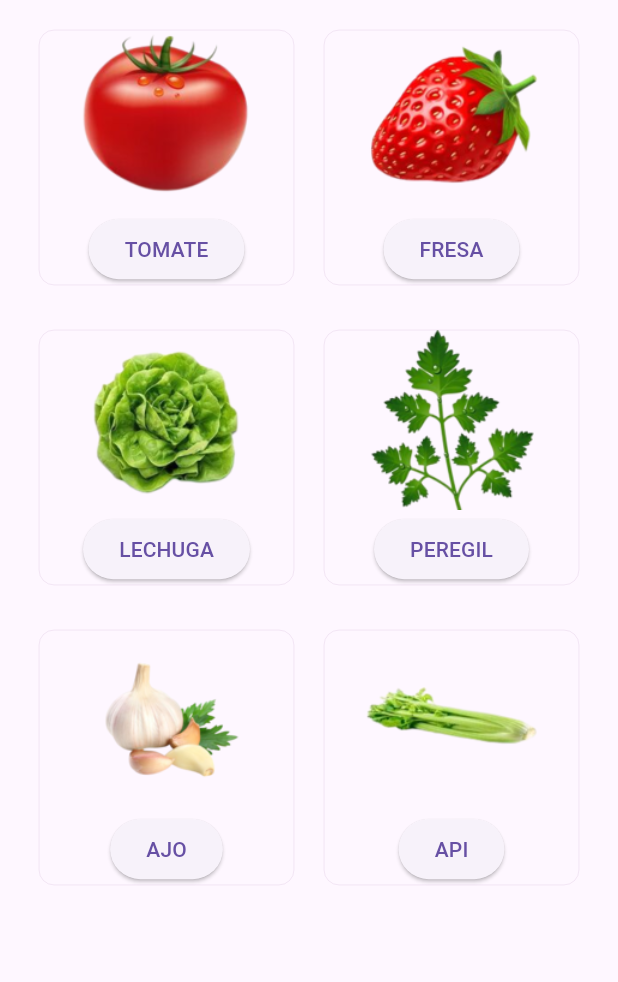
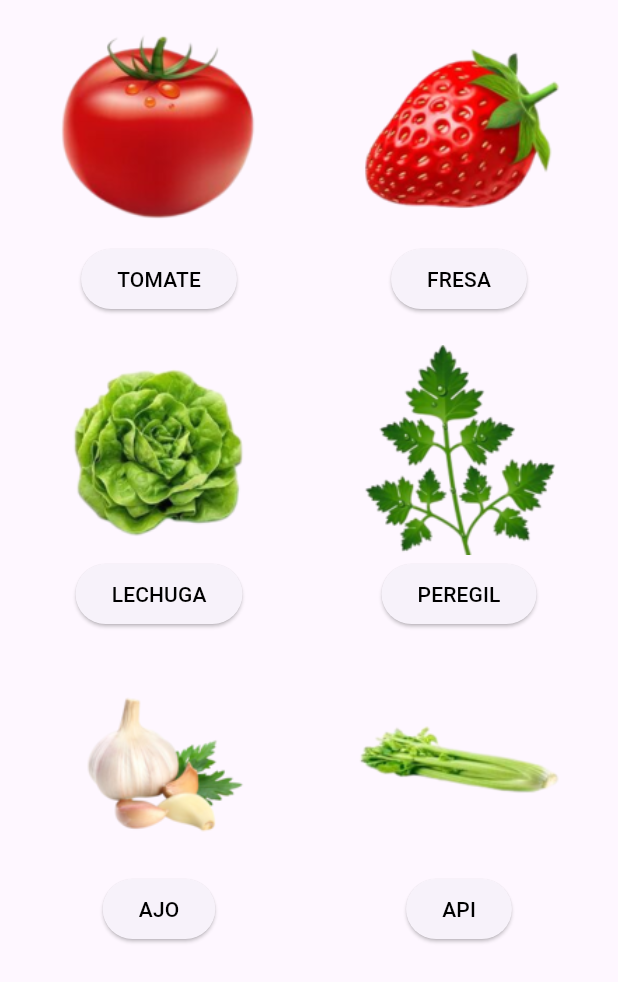
Before and after one commit to Daga07/proyectoA, a Flutter app: the PlantInformation widget shown alone on an empty page, opened directly, on a phone screen of 412 x 824 dp. Shown: the top 982 px of the screen. Run offline on Flutter 3.47's test engine with Material 3 defaults, Android fonts, the light colour scheme and no system bars.

Commit message:
FLEXIBLE LOS CONTENEDORES

```diff
--- a/lib/Menu/main.dart
+++ b/lib/Menu/main.dart
@@ -23,10 +23,12 @@ class Tower extends StatelessWidget {
   @override
   Widget build(BuildContext context) {
     return Expanded(
-      child: MaterialApp(
-        debugShowCheckedModeBanner: false,
-        theme: ThemeData(),
-        home: Menu(context),
+      child: Flexible(
+        child: MaterialApp(
+          debugShowCheckedModeBanner: false,
+          theme: ThemeData(),
+          home: Menu(context),
+        ),
       ),
     );
   }
--- a/lib/Plant/Plant.dart
+++ b/lib/Plant/Plant.dart
@@ -1,5 +1,7 @@
 // ignore_for_file: file_names
+import 'package:flutter/cupertino.dart';
 import 'package:flutter/material.dart';
+import 'package:flutter/widgets.dart';
 
 class Plant extends StatelessWidget {
   const Plant({super.key});
@@ -12,9 +14,11 @@ class Plant extends StatelessWidget {
             borderRadius: BorderRadius.circular(15),
             border: Border.all(
                 color: const Color.fromARGB(255, 51, 243, 33), width: 1)),
-        child: const Scaffold(
+        child: const Flexible(
+          child: Scaffold(
             body: Center(
               child: PlantInformation(),
+            ),
           ),
         ),
       ),
@@ -85,27 +89,21 @@ class _PlantInformationState extends State<PlantInformation> {
               Row(
                 mainAxisAlignment: MainAxisAlignment.center,
                 children: <Widget>[
-                  Container(
-                    width: 170,
-                    height: 170,
-                    decoration: BoxDecoration(
-                      borderRadius: BorderRadius.circular(10),
-                     border: Border.all(
-                            color: const Color.fromARGB(153, 117, 40, 128),
-                            width: 0.1),
-
-                    ),
+                  Flexible(
+                    child: SizedBox(
+                      width: 180,
+                      height: 180,
                       child: Column(
                         mainAxisAlignment: MainAxisAlignment.center,
                         children: [
                           AnimatedCrossFade(
                             duration: const Duration(seconds: 2),
                             firstChild: Image.asset("imagenes/tomate.png",
-                              width: 120, height: 120),
+                                width: 140, height: 140),
                             secondChild: const Column(children: <Widget>[
                               Text(
                                 "Mayor producción, gran calidad en sus cosechas y una alta calidad nutricional, además no requiere de pesticidas y plaguicidas",
-                              textAlign: TextAlign.center,
+                                textAlign: TextAlign.justify,
                               ),
                             ]),
                             crossFadeState: _first
@@ -115,33 +113,32 @@ class _PlantInformationState extends State<PlantInformation> {
                           const SizedBox(height: 2),
                           ElevatedButton(
                             onPressed: _toggletomateCrossFade,
-                          child: const Text('TOMATE'),
+                            child: const Text(
+                              'TOMATE',
+                              style: TextStyle(
+                                  color: Colors
+                                      .black), // Cambiar el color del texto
+                            ),
                           ),
                         ],
                       ),
                     ),
+                  ),
                   const SizedBox(width: 20),
-                  Container(
-                    width: 170,
-                    height: 170,
-                    decoration: BoxDecoration(
-                      borderRadius: BorderRadius.circular(10),
-                    border: Border.all(
-                            color: const Color.fromARGB(153, 117, 40, 128),
-                            width: 0.1),
-
-                    ),
+                  SizedBox(
+                    width: 180,
+                    height: 180,
                     child: Column(
                       mainAxisAlignment: MainAxisAlignment.center,
                       children: [
                         AnimatedCrossFade(
                           duration: const Duration(seconds: 2),
                           firstChild: Image.asset("imagenes/fresa.png",
-                              width: 120, height: 120),
+                              width: 140, height: 140),
                           secondChild: const Column(children: <Widget>[
                             Text(
                               "Se puede cultivar en cualquier temporada, es totalmente controlado por el sistema de riego, iluminación",
-                              textAlign: TextAlign.center,
+                              textAlign: TextAlign.justify,
                             ),
                           ]),
                           crossFadeState: _first1
@@ -151,7 +148,12 @@ class _PlantInformationState extends State<PlantInformation> {
                         const SizedBox(height: 2),
                         ElevatedButton(
                           onPressed: _togglefresaCrossFade,
-                          child: const Text('FRESA'),
+                          child: const Text(
+                            'FRESA',
+                            style: TextStyle(
+                                color:
+                                    Colors.black), // Cambiar el color del texto
+                          ),
                         ),
                       ],
                     ),
@@ -167,27 +169,21 @@ class _PlantInformationState extends State<PlantInformation> {
               Row(
                 mainAxisAlignment: MainAxisAlignment.center,
                 children: <Widget>[
-                  Container(
-                    width: 170,
-                    height: 170,
-                    decoration: BoxDecoration(
-                      borderRadius: BorderRadius.circular(10),
-                      border: Border.all(
-                            color: const Color.fromARGB(153, 117, 40, 128),
-                            width: 0.1),
-
-                    ),
+                  Flexible(
+                    child: SizedBox(
+                      width: 180,
+                      height: 180,
                       child: Column(
                         mainAxisAlignment: MainAxisAlignment.center,
                         children: [
                           AnimatedCrossFade(
                             duration: const Duration(seconds: 2),
                             firstChild: Image.asset("imagenes/lechuga.png",
-                              width: 120, height: 120),
+                                width: 140, height: 140),
                             secondChild: const Column(children: <Widget>[
                               Text(
                                 "Lechugas mucho más limpias ya de origen y que no necesitan ser tratadas con potentes desinfectantes",
-                              textAlign: TextAlign.center,
+                                textAlign: TextAlign.justify,
                               ),
                             ]),
                             crossFadeState: _first2
@@ -197,33 +193,32 @@ class _PlantInformationState extends State<PlantInformation> {
                           const SizedBox(height: 2),
                           ElevatedButton(
                             onPressed: _togglelechugaCrossFade,
-                          child: const Text('LECHUGA'),
+                            child: const Text(
+                              'LECHUGA',
+                              style: TextStyle(
+                                  color: Colors
+                                      .black), // Cambiar el color del texto
+                            ),
                           ),
                         ],
                       ),
                     ),
+                  ),
                   const SizedBox(width: 20),
-                  Container(
-                    width: 170,
-                    height: 170,
-                    decoration: BoxDecoration(
-                      borderRadius: BorderRadius.circular(10),
-                       border: Border.all(
-                            color: const Color.fromARGB(153, 117, 40, 128),
-                            width: 0.1),
-
-                    ),
+                  SizedBox(
+                    width: 180,
+                    height: 180,
                     child: Column(
                       mainAxisAlignment: MainAxisAlignment.center,
                       children: [
                         AnimatedCrossFade(
                           duration: const Duration(seconds: 2),
                           firstChild: Image.asset("imagenes/peregil.png",
-                              width: 120, height: 120),
+                              width: 140, height: 140),
                           secondChild: const Column(children: <Widget>[
                             Text(
                               "El peregil tiene un sabor y un aroma muy peculiar y tiene grandes propiedades nutritivas y medicinales",
-                              textAlign: TextAlign.center,
+                              textAlign: TextAlign.justify,
                             ),
                           ]),
                           crossFadeState: _first3
@@ -233,7 +228,12 @@ class _PlantInformationState extends State<PlantInformation> {
                         const SizedBox(height: 2),
                         ElevatedButton(
                           onPressed: _toggleperegilCrossFade,
-                          child: const Text('PEREGIL'),
+                          child: const Text(
+                            'PEREGIL',
+                            style: TextStyle(
+                                color:
+                                    Colors.black), // Cambiar el color del texto
+                          ),
                         ),
                       ],
                     ),
@@ -249,27 +249,21 @@ class _PlantInformationState extends State<PlantInformation> {
               Row(
                 mainAxisAlignment: MainAxisAlignment.center,
                 children: <Widget>[
-                  Container(
-                    width: 170,
-                    height: 170,
-                    decoration: BoxDecoration(
-                      borderRadius: BorderRadius.circular(10),
-                      border: Border.all(
-                            color: const Color.fromARGB(153, 117, 40, 128),
-                            width: 0.1),
-
-                    ),
+                  Flexible(
+                    child: SizedBox(
+                      width: 180,
+                      height: 180,
                       child: Column(
                           mainAxisAlignment: MainAxisAlignment.center,
                           children: [
                             AnimatedCrossFade(
                               duration: const Duration(seconds: 2),
                               firstChild: Image.asset("imagenes/ajo.png",
-                              width: 120, height: 120),
+                                  width: 140, height: 140),
                               secondChild: const Column(children: <Widget>[
                                 Text(
                                   "Es que podemos sembrarlo y cultivarlo en cualquier época del año sin importar la climatología necesitaremos.",
-                              textAlign: TextAlign.center,
+                                  textAlign: TextAlign.justify,
                                 ),
                               ]),
                               crossFadeState: _first4
@@ -279,33 +273,31 @@ class _PlantInformationState extends State<PlantInformation> {
                             const SizedBox(height: 2),
                             ElevatedButton(
                               onPressed: _toggleajoCrossFade,
-                          child: const Text('AJO'),
+                              child: const Text(
+                                'AJO',
+                                style: TextStyle(
+                                    color: Colors
+                                        .black), // Cambiar el color del texto
                               ),
-                      ],
+                            ),
+                          ]),
                     ),
                   ),
                   const SizedBox(width: 20),
-                  Container(
-                    width: 170,
-                    height: 170,
-                    decoration: BoxDecoration(
-                      borderRadius: BorderRadius.circular(10),
-                       border: Border.all(
-                            color: const Color.fromARGB(153, 117, 40, 128),
-                            width: 0.1),
-
-                    ),
+                  SizedBox(
+                    width: 180,
+                    height: 180,
                     child: Column(
                       mainAxisAlignment: MainAxisAlignment.center,
                       children: [
                         AnimatedCrossFade(
                           duration: const Duration(seconds: 2),
                           firstChild: Image.asset("imagenes/apio.png",
-                              width: 120, height: 120),
+                              width: 140, height: 140),
                           secondChild: const Column(children: <Widget>[
                             Text(
                               "Este crecerá mas sano, mas rápido y más fuerte. Ya que cada planta no tendrá la necesidad de esforzarse en buscar los nutrientes",
-                              textAlign: TextAlign.center,
+                              textAlign: TextAlign.justify,
                             ),
                           ]),
                           crossFadeState: _first5
@@ -315,7 +307,12 @@ class _PlantInformationState extends State<PlantInformation> {
                         const SizedBox(height: 2),
                         ElevatedButton(
                           onPressed: _toggleapioCrossFade,
-                          child: const Text('API'),
+                          child: const Text(
+                            'API',
+                            style: TextStyle(
+                                color:
+                                    Colors.black), // Cambiar el color del texto
+                          ),
                         ),
                       ],
                     ),
--- a/lib/Sensors/Sensors.dart
+++ b/lib/Sensors/Sensors.dart
@@ -55,7 +55,7 @@ class _CrossFadeExampleState extends State<CrossFadeExample> {
             duration: const Duration(seconds: 3),
             firstChild: Image.asset("imagenes/lechuga.png"),
             secondChild: const Column(children: <Widget>[
-              const Text(
+               Text(
                   "Lechugas mucho más limpias ya de origen y que no necesitan ser tratadas con potentes desinfectantes"),
             ]),
             crossFadeState:
```
Lines whose indentation alone changed are shown as unchanged.
